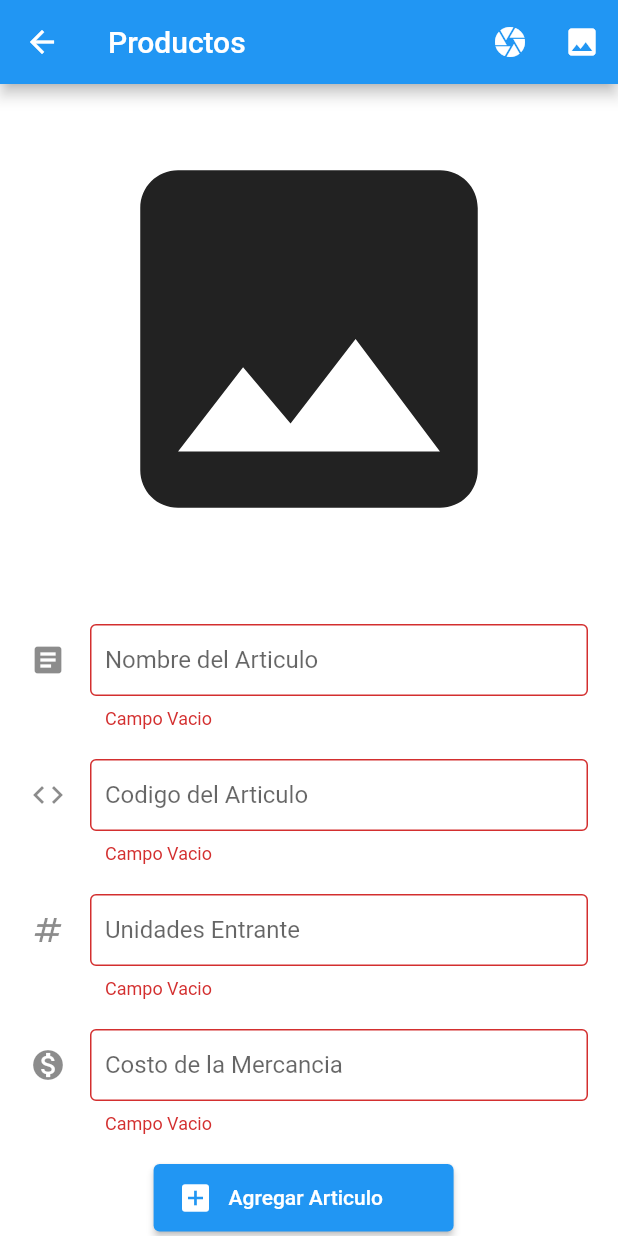
After one commit to djosedonado/proyecto_movil, a Flutter app: the AddNewArticle_V1 screen opened by its route, after a tap on "Agregar Articulo", on a phone screen of 412 x 824 dp. The commit adds this screen. Run offline on Flutter 3.47's test engine with Material 2 defaults, Android fonts, the phone set to English and light mode, and no system bars; our stand-ins replace get, image_picker; network calls fail.

Commit message:
confirmacion de validaciones de campos

```diff
--- a/lib/ui/pages/Inventario/addNewArticle.dart
+++ b/lib/ui/pages/Inventario/addNewArticle.dart
@@ -1,6 +1,7 @@
 import 'dart:convert';
 import 'dart:io';
 import 'package:flutter/material.dart';
+import 'package:flutter/services.dart';
 import 'package:get/get.dart';
 import 'package:image_picker/image_picker.dart';
 import 'package:proyecto_movil/domain/controlle/controllerArticle.dart';
@@ -95,6 +96,9 @@ class _AddNewArticleState extends State<AddNewArticle> {
                       child: Image.file(File(_pickedFile!.path)),
                     ),
               TextField(
+                inputFormatters: [
+                    FilteringTextInputFormatter.allow(RegExp('[a-zA-Z]')),
+                  ],
                 controller: name,
                 decoration: InputDecoration(
                   focusedBorder: OutlineInputBorder(
--- /dev/null
+++ b/lib/ui/pages/Inventario/addNewArticle_v1.dart
@@ -0,0 +1,249 @@
+import 'dart:convert';
+import 'dart:io';
+import 'package:image_picker/image_picker.dart';
+import 'package:flutter/material.dart';
+import 'package:get/get.dart';
+import '../../../domain/controlle/controllerArticle.dart';
+import '../../../domain/controlle/controllerUser.dart';
+
+class AddNewArticle_V1 extends StatefulWidget {
+  const AddNewArticle_V1({super.key});
+
+  @override
+  State<AddNewArticle_V1> createState() => _AddNewArticle_V1State();
+}
+
+class _AddNewArticle_V1State extends State<AddNewArticle_V1> {
+  final _keyFrom = GlobalKey<FormState>();
+  ControllerArticle controla = Get.find();
+  ControllerUser controlu = Get.find();
+  TextEditingController name = TextEditingController();
+  TextEditingController codigo = TextEditingController();
+  TextEditingController unidad = TextEditingController();
+  TextEditingController valor = TextEditingController();
+
+  ImagePicker picker = ImagePicker();
+  var _image;
+  String? base64 = null;
+
+  _galeria() async {
+    XFile? image =
+        await picker.pickImage(source: ImageSource.gallery, imageQuality: 50);
+
+    setState(() {
+      _image = (image != null) ? File(image.path) : null;
+      base64 = base64Encode(File(image!.path).readAsBytesSync());
+    });
+  }
+
+  _camara() async {
+    XFile? image =
+        await picker.pickImage(source: ImageSource.camera, imageQuality: 50);
+
+    setState(() {
+      _image = (image != null) ? File(image.path) : null;
+      base64 = base64Encode(File(image!.path).readAsBytesSync());
+    });
+  }
+
+  operacionCrearArticulo(String name, String codigo, String unidad, String id,
+      String valor, String base) {
+    print(base);
+    if (base == "null") {
+      return Get.snackbar('Articulos', "Imagen no Seleccionada",
+          duration: const Duration(seconds: 3),
+          icon: const Icon(Icons.info),
+          shouldIconPulse: true,
+          backgroundColor: Colors.blue);
+    } else {
+      return controla
+          .addNewArticles(name, codigo, unidad, id, valor, base)
+          .then((value) {
+        return Get.snackbar('Articulos', controla.listaMensajes![0].mensaje,
+            duration: const Duration(seconds: 3),
+            icon: const Icon(Icons.info),
+            shouldIconPulse: true,
+            backgroundColor: Colors.blue);
+      });
+    }
+  }
+
+  @override
+  Widget build(BuildContext context) {
+    return Scaffold(
+      appBar: AppBar(
+        title: Text("Productos"),
+        actions: [
+          IconButton(
+              onPressed: () {
+                _camara();
+              },
+              icon: Icon(Icons.camera)),
+          IconButton(
+              onPressed: () {
+                _galeria();
+              },
+              icon: Icon(Icons.image))
+        ],
+      ),
+      backgroundColor: Colors.white,
+      body: SafeArea(
+          child: SingleChildScrollView(
+        child: Container(
+          width: double.infinity,
+          child: Form(
+              key: _keyFrom,
+              child: Column(
+                mainAxisAlignment: MainAxisAlignment.start,
+                children: [
+                  Padding(padding: EdgeInsets.only(top: 20)),
+                  SizedBox(
+                    width: MediaQuery.of(context).size.width * 0.80,
+                    height: 300,
+                    child: _image != null
+                        ? Image.file(File(_image.path))
+                        : SizedBox(
+                            width: 300,
+                            height: 300,
+                            child: Icon(
+                              Icons.image,
+                              size: 300,
+                            ),
+                          ),
+                  ),
+                  Container(
+                    width: double.infinity,
+                    padding: EdgeInsets.all(20),
+                    child: Column(
+                      crossAxisAlignment: CrossAxisAlignment.start,
+                      children: [
+                        SizedBox(
+                          height: 20,
+                        ),
+                        TextFormField(
+                          validator: (value) {
+                            if (value!.isEmpty) {
+                              return "Campo Vacio";
+                            }
+                            if (value.length < 4 || value.length > 40) {
+                              return "El campo Nombre debe tener entre 4 y 40 caracteres";
+                            }
+                            return null;
+                          },
+                          controller: name,
+                          keyboardType: TextInputType.text,
+                          decoration: InputDecoration(
+                              icon: Icon(Icons.article),
+                              labelText: 'Nombre del Articulo',
+                              border: const OutlineInputBorder(),
+                              isDense: false,
+                              contentPadding: EdgeInsets.all(10)),
+                        ),
+                        SizedBox(
+                          height: 20,
+                        ),
+                        TextFormField(
+                          validator: (value) {
+                            if (value!.isEmpty) {
+                              return "Campo Vacio";
+                            }
+                            if (value.length < 4 || value.length > 10) {
+                              return "El campo debe tener entre 4 y 10 caracteres";
+                            }
+                            return null;
+                          },
+                          controller: codigo,
+                          keyboardType: TextInputType.number,
+                          decoration: InputDecoration(
+                              icon: Icon(Icons.code),
+                              labelText: 'Codigo del Articulo',
+                              border: OutlineInputBorder(),
+                              isDense: false,
+                              contentPadding: EdgeInsets.all(10)),
+                        ),
+                        SizedBox(
+                          height: 20,
+                        ),
+                        TextFormField(
+                          validator: (value) {
+                            if (value!.isEmpty) {
+                              return "Campo Vacio";
+                            }
+                            if (value.length < 4 || value.length > 10) {
+                              return "El campo debe tener entre 4 y 10 caracteres";
+                            }
+                            return null;
+                          },
+                          controller: unidad,
+                          keyboardType: TextInputType.number,
+                          decoration: InputDecoration(
+                              icon: Icon(Icons.numbers),
+                              labelText: 'Unidades Entrante',
+                              border: OutlineInputBorder(),
+                              isDense: false,
+                              contentPadding: EdgeInsets.all(10)),
+                        ),
+                        SizedBox(
+                          height: 20,
+                        ),
+                        TextFormField(
+                          validator: (value) {
+                            if (value!.isEmpty) {
+                              return "Campo Vacio";
+                            }
+                            if (value.length < 4 || value.length > 10) {
+                              return "El campo debe tener entre 4 y 10 caracteres";
+                            }
+                            return null;
+                          },
+                          controller: valor,
+                          keyboardType: TextInputType.number,
+                          decoration: InputDecoration(
+                              icon: Icon(Icons.monetization_on),
+                              labelText: 'Costo de la Mercancia',
+                              border: OutlineInputBorder(),
+                              isDense: false,
+                              contentPadding: EdgeInsets.all(10)),
+                        ),
+                        SizedBox(
+                          height: 20,
+                        ),
+                        Container(
+                          margin: EdgeInsets.only(
+                              left: MediaQuery.of(context).size.width * 0.2),
+                          height: 45,
+                          width: 200,
+                          child: ElevatedButton(
+                              onPressed: () {
+                                if (_keyFrom.currentState!.validate()) {
+                                  operacionCrearArticulo(
+                                      name.text,
+                                      codigo.text,
+                                      unidad.text,
+                                      controlu.listaUserLogin![0].id.toString(),
+                                      valor.text,
+                                      base64.toString());
+                                } else {
+                                  print("A ocurrido error");
+                                }
+                              },
+                              child: Row(
+                                children: [
+                                  Icon(Icons.add_box),
+                                  SizedBox(
+                                    width: 10,
+                                  ),
+                                  Text("Agregar Articulo")
+                                ],
+                              )),
+                        ),
+                      ],
+                    ),
+                  ),
+                ],
+              )),
+        ),
+      )),
+    );
+  }
+}
--- a/lib/ui/pages/menu/admin/menuAdmin.dart
+++ b/lib/ui/pages/menu/admin/menuAdmin.dart
@@ -24,7 +24,7 @@ class MenuAdmin extends StatelessWidget {
           style: TextStyle(fontSize: 20),
         ),
       ),
-      endDrawer: Drawer(
+      drawer: Drawer(
         child: ListView(
           padding: EdgeInsets.zero,
           children: <Widget>[
@@ -92,7 +92,8 @@ class MenuAdmin extends StatelessWidget {
               leading: Icon(Icons.close),
               title: Text('CERRAR SESSION'),
               onTap: () {
-                Get.toNamed("/login");
+                Get.back();
+                Get.back();
               },
             ),
           ],
--- a/lib/ui/pages/menu/menuBodega.dart
+++ b/lib/ui/pages/menu/menuBodega.dart
@@ -80,7 +80,8 @@ class MenuBodega extends StatelessWidget {
               leading: Icon(Icons.close),
               title: Text('CERRAR SESSION'),
               onTap: () {
-                Get.toNamed("/login");
+                Get.back();
+                Get.back();
               },
             ),
           ],
--- a/pubspec.yaml
+++ b/pubspec.yaml
@@ -62,8 +62,8 @@ flutter:
   uses-material-design: true
 
   # To add assets to your application, add an assets section, like this:
-  # assets:
-  #   - images/a_dot_burr.jpeg
+assets:
+    - assets/
   #   - images/a_dot_ham.jpeg
 
   # An image asset can refer to one or more resolution-specific "variants", see
```
Also changed, not shown: lib/ui/app.dart (+4 -4 lines), lib/ui/auth/login_v1.dart (added, +121 -0 lines), assets/Imagen.png (added), pubspec.lock.
